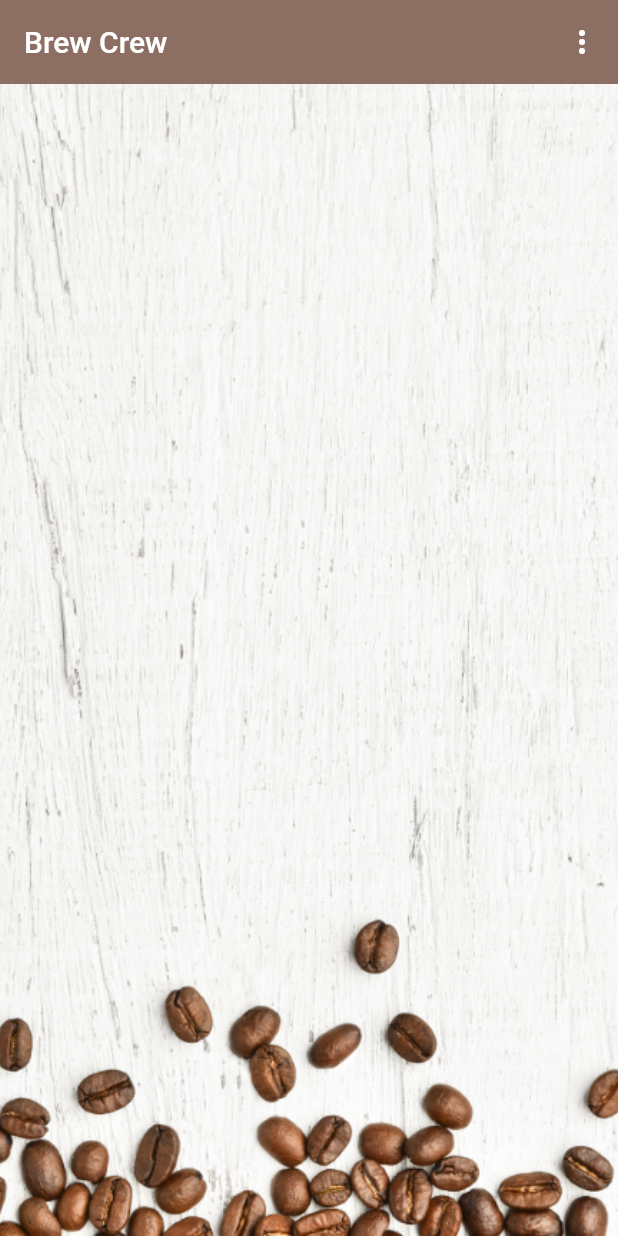
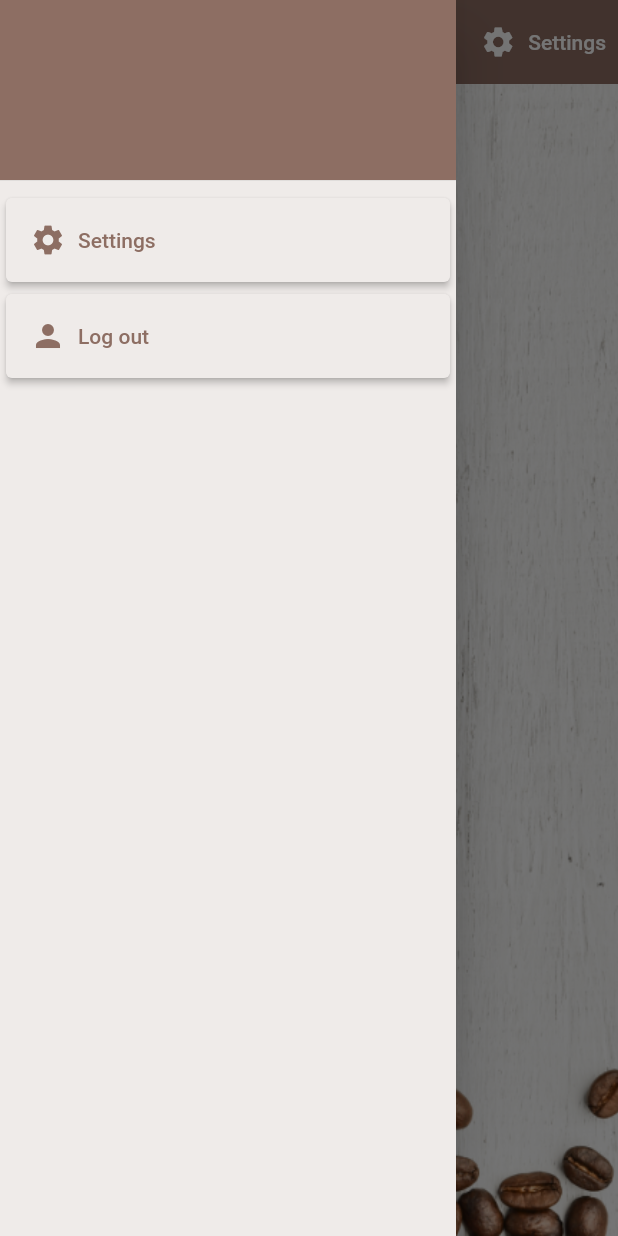
Before and after one commit to strajce/FlutterFirebase, a Flutter app: the screen it shows once a user with an empty profile is signed in, with the side drawer open (before the commit the screen has no drawer), on a phone screen of 412 x 824 dp. Run offline on Flutter 3.47's test engine with Material 2 defaults, Android fonts, the phone set to English and light mode, and no system bars; our stand-ins replace cloud_firestore, firebase_auth, firebase_core, flutter_spinkit; accounts and stored records are empty.

Commit message:
Add drawer and move login and setting button to the drawer.

```diff
--- a/lib/screens/home/home.dart
+++ b/lib/screens/home/home.dart
@@ -2,6 +2,7 @@ import 'package:firebase_basic_example/models/brew_model.dart';
 import 'package:firebase_basic_example/screens/home/brew_list.dart';
 import 'package:firebase_basic_example/screens/home/icon.dart';
 import 'package:firebase_basic_example/screens/home/settings_form.dart';
+import 'package:firebase_basic_example/screens/settings/settings.dart';
 import 'package:firebase_basic_example/services/auth.dart';
 import 'package:firebase_basic_example/services/firestore.dart';
 import 'package:flutter/material.dart';
@@ -9,7 +10,8 @@ import 'package:provider/provider.dart';
 
 class Home extends StatelessWidget {
   final AuthService _authService = AuthService();
-  Home({Key? key}) : super(key: key);
+  final String userName;
+  Home({Key? key, required this.userName}) : super(key: key);
 
   @override
   Widget build(BuildContext context) {
@@ -36,37 +38,96 @@ class Home extends StatelessWidget {
           backgroundColor: Colors.brown[400],
           elevation: 0,
           actions: <Widget>[
-            PopupMenuButton(
-              elevation: 8,
-              icon: const Icon(Icons.more_vert),
-              itemBuilder: (context) => [
-                PopupMenuItem(
-                  child: TextButton(
-                    onPressed: () => _showSettingsPanel(),
-                    child:
-                        const IconView(icon: Icons.settings, title: 'Settings'),
+            TextButton(
+              onPressed: () => _showSettingsPanel(),
+              child: Row(
+                children: const [
+                  Icon(
+                    Icons.settings,
+                    color: Colors.white,
                   ),
-                  onTap: () => ScaffoldMessenger.of(context).showSnackBar(
-                    const SnackBar(
-                      content: Text('settings'),
+                  SizedBox(
+                    width: 8,
+                  ),
+                  Text(
+                    'Settings',
+                    style: TextStyle(
+                      color: Colors.white,
+                    ),
+                  ),
+                ],
+              ),
+            ),
+          ],
+        ),
+        drawer: Drawer(
+          backgroundColor: Colors.brown[50],
+          child: ListView(
+            padding: const EdgeInsets.all(0),
+            children: [
+              SizedBox(
+                height: 128,
+                child: DrawerHeader(
+                  decoration: const BoxDecoration(
+                    color: Color(0xFF8D6E63),
+                  ),
+                  child: Container(
+                    padding: const EdgeInsets.only(
+                      top: 16,
+                    ),
+                    child: Text(
+                      userName,
+                      style: const TextStyle(
+                        color: Colors.white,
+                        fontSize: 24,
+                      ),
                     ),
                   ),
                 ),
-                PopupMenuItem(
-                  child: TextButton(
-                    onPressed: () async {
-                      await _authService.singOut();
+              ),
+              Builder(
+                builder: (context) => Card(
+                  color: Colors.brown[50],
+                  elevation: 2,
+                  child: ListTile(
+                    title:
+                        const IconView(icon: Icons.settings, title: 'Settings'),
+                    onTap: () {
+                      Navigator.push(
+                        context,
+                        MaterialPageRoute(
+                          builder: (context) => const Settings(),
+                        ),
+                      );
                     },
-                    child: const IconView(
-                      icon: Icons.person,
-                      title: 'Log out',
-                    ),
+                    onLongPress: () {
+                      ScaffoldMessenger.of(context).showSnackBar(
+                        const SnackBar(
+                          content: Text(
+                            'Settings',
+                          ),
+                        ),
+                      );
+                      Navigator.pop(context);
+                    },
                   ),
-                  value: 2,
                 ),
-              ],
-            )
-          ],
+              ),
+              Card(
+                color: Colors.brown[50],
+                elevation: 2,
+                child: ListTile(
+                  title: const IconView(
+                    icon: Icons.person,
+                    title: 'Log out',
+                  ),
+                  onTap: () async {
+                    await _authService.singOut();
+                  },
+                ),
+              ),
+            ],
+          ),
         ),
         body: Container(
           decoration: const BoxDecoration(
--- a/lib/screens/home/icon.dart
+++ b/lib/screens/home/icon.dart
@@ -20,7 +20,7 @@ class IconView extends StatelessWidget {
         Text(
           title,
           style: const TextStyle(
-            color: Colors.brown,
+            color: Color(0xFF8D6E63),
           ),
         ),
       ],
--- /dev/null
+++ b/lib/screens/settings/settings.dart
@@ -0,0 +1,34 @@
+import 'package:flutter/material.dart';
+
+class Settings extends StatefulWidget {
+  const Settings({Key? key}) : super(key: key);
+
+  @override
+  State<Settings> createState() => _SettingsState();
+}
+
+class _SettingsState extends State<Settings> {
+  @override
+  Widget build(BuildContext context) {
+    return Scaffold(
+      backgroundColor: Colors.brown[50],
+      appBar: AppBar(
+        title: const Text(
+          'Settings Screen',
+        ),
+        backgroundColor: Colors.brown[400],
+      ),
+      body: Container(
+        decoration: const BoxDecoration(
+          image: DecorationImage(
+            image: AssetImage('assets/coffee_bg.png'),
+            fit: BoxFit.cover,
+          ),
+        ),
+        child: const Text(
+          'Welcome to the settings screne',
+        ),
+      ),
+    );
+  }
+}
--- a/lib/screens/wrapper.dart
+++ b/lib/screens/wrapper.dart
@@ -1,6 +1,7 @@
 import 'package:firebase_basic_example/models/user_model.dart';
 import 'package:firebase_basic_example/screens/authenticate/authenticate.dart';
 import 'package:firebase_basic_example/screens/home/home.dart';
+import 'package:firebase_basic_example/services/firestore.dart';
 import 'package:flutter/material.dart';
 import 'package:provider/provider.dart';
 
@@ -14,7 +15,12 @@ class Wrapper extends StatelessWidget {
     if (user == null) {
       return const Authenticate();
     } else {
-      return Home();
+      return StreamBuilder<UserData>(
+          stream: FirestoreService(uid: user.uuid).userData,
+          builder: (context, snapshot) {
+            UserData? userData = snapshot.data;
+            return Home(userName: userData?.name ?? '');
+          });
     }
   }
 }
--- a/pubspec.yaml
+++ b/pubspec.yaml
@@ -17,6 +17,8 @@ dependencies:
   provider: ^6.0.2
   firebase_database: ^9.0.6
   flutter_spinkit: ^5.1.0
+  sqflite: ^2.0.2
+  path_provider: ^2.0.9
 
 
   cupertino_icons: ^1.0.2
```
Also changed, not shown: lib/main.dart (+8 -0 lines), pubspec.lock.
